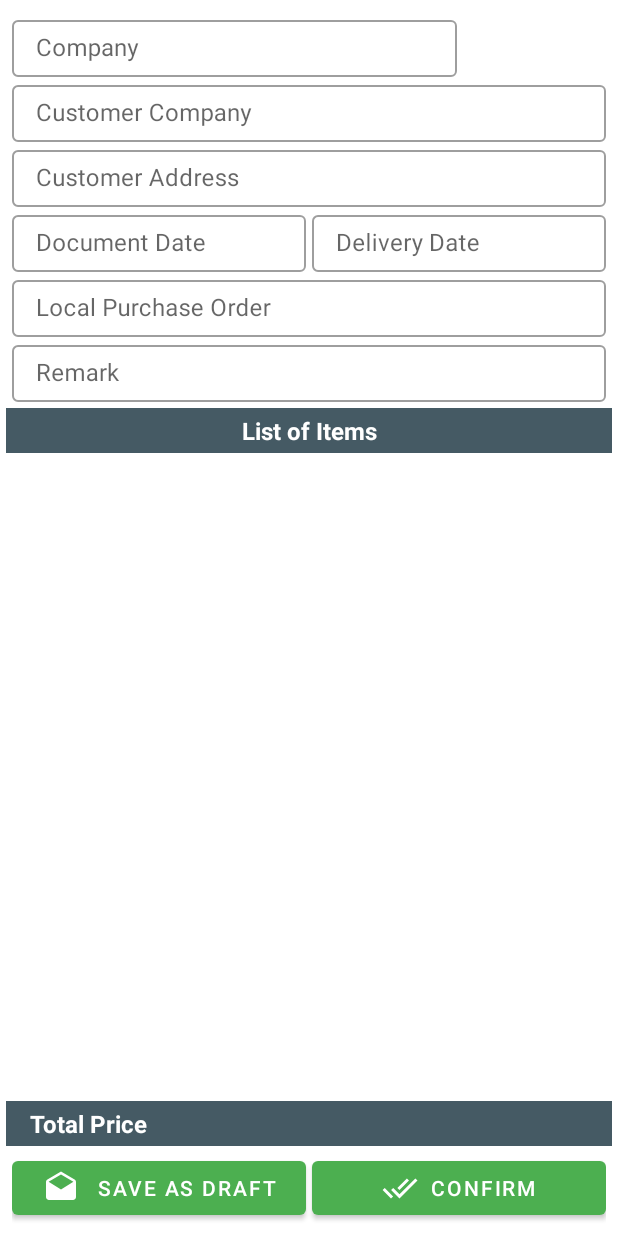
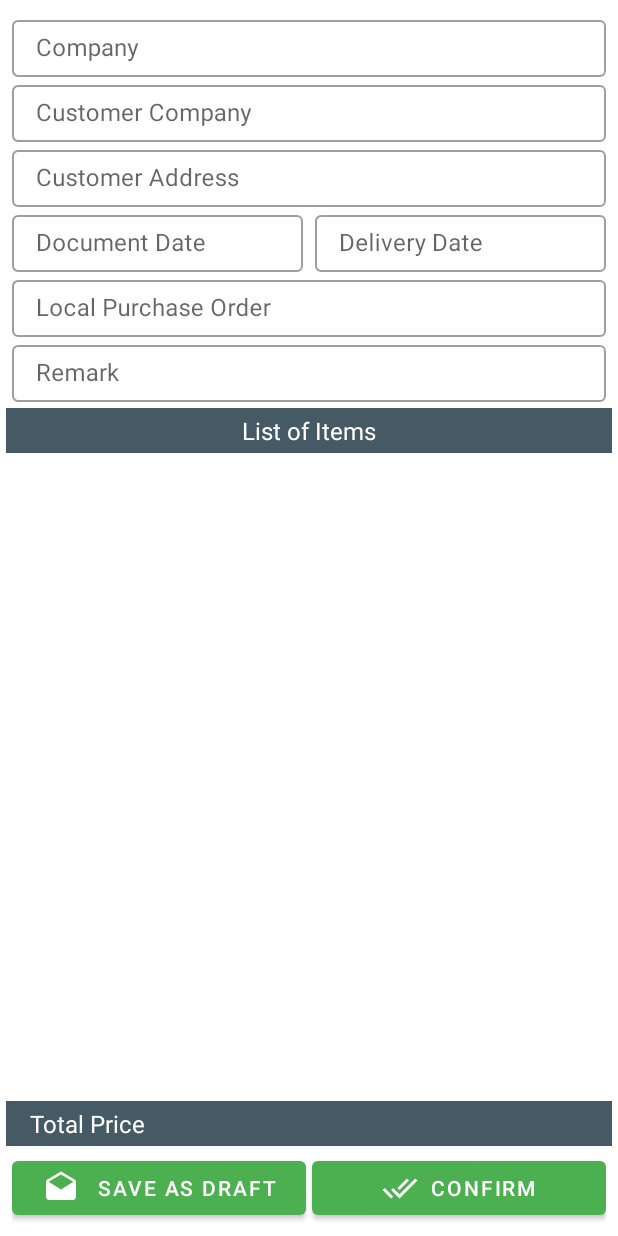
Before and after one commit to geoffreylzf/EngPengSalesorder, an Android app: the layout fragment_temp_so_confirm.xml on its own in the app's theme, with its tools: preview values and no code run, on a phone screen of 412 x 824 dp. Run offline under Robolectric (Android 15) with nearby library versions, the phone set to English and light mode, and no system bars.

Commit message:
Add unique id generate function

```diff
--- a/app/src/main/java/my/com/engpeng/engpengsalesorder/Global.java
+++ b/app/src/main/java/my/com/engpeng/engpengsalesorder/Global.java
@@ -22,6 +22,7 @@ public class Global {
 
     public static String sUsername;
     public static String sPassword;
+    public static String sUniqueId;
     public static long sCompanyId;
     public static String sCompanyCode;
     public static String sCompanyName;
@@ -34,6 +35,7 @@ public class Global {
     public static final String P_KEY_USERNAME = "P_KEY_USERNAME";
     public static final String P_KEY_PASSWORD = "P_KEY_PASSWORD";
     public static final String P_KEY_COMPANY_ID = "P_KEY_COMPANY_ID";
+    public static final String P_KEY_UNIQUE_ID = "P_KEY_UNIQUE_ID";
 
     public static final String ACTION_REFRESH = "refresh";
     public static final String ACTION_UPDATE = "update";
--- a/app/src/main/java/my/com/engpeng/engpengsalesorder/fragment/LoginFragment.java
+++ b/app/src/main/java/my/com/engpeng/engpengsalesorder/fragment/LoginFragment.java
@@ -66,6 +66,7 @@ public class LoginFragment extends Fragment {
         getActivity().getWindow().setStatusBarColor(UiUtils.getPrimaryDarkColorId(getContext()));
 
         SharedPreferencesUtils.clearUsernamePassword(getContext());
+        SharedPreferencesUtils.clearUniqueId(getContext());
         SharedPreferencesUtils.clearCompanyId(getContext());
 
         dlProgress = UiUtils.getProgressDialog(getContext());
@@ -202,6 +203,7 @@ public class LoginFragment extends Fragment {
                         Status loginStatus = JsonUtils.getLoginAuthentication(json);
                         if (loginStatus.isSuccess()) {
                             SharedPreferencesUtils.saveUsernamePassword(getContext(), username, password);
+                            SharedPreferencesUtils.generateSaveUniqueId(getContext());
                             ((MainActivity) getActivity()).performSuccessLogin();
                         } else {
                             UiUtils.showToastMessage(getContext(), loginStatus.getMessage());
--- a/app/src/main/java/my/com/engpeng/engpengsalesorder/fragment/MainFragment.java
+++ b/app/src/main/java/my/com/engpeng/engpengsalesorder/fragment/MainFragment.java
@@ -26,6 +26,7 @@ import my.com.engpeng.engpengsalesorder.activity.NavigationHost;
 import my.com.engpeng.engpengsalesorder.fragment.main.MainCompanyFragment;
 import my.com.engpeng.engpengsalesorder.fragment.main.MainDashboardFragment;
 
+import static my.com.engpeng.engpengsalesorder.Global.sUniqueId;
 import static my.com.engpeng.engpengsalesorder.Global.sUsername;
 
 public class MainFragment extends Fragment implements NavigationHost {
@@ -36,7 +37,7 @@ public class MainFragment extends Fragment implements NavigationHost {
     private DrawerLayout dl;
     private NavigationView nvStart;
 
-    private TextView navStartTvUsername;
+    private TextView navStartTvUsername, navStartTvUniqueId;
     private Bundle savedInstanceState;
 
 
@@ -71,7 +72,10 @@ public class MainFragment extends Fragment implements NavigationHost {
 
         View headerView = nvStart.getHeaderView(0);
         navStartTvUsername = headerView.findViewById(R.id.header_main_drawer_start_tv_username);
+        navStartTvUniqueId = headerView.findViewById(R.id.header_main_drawer_start_tv_unique_id);
+
         navStartTvUsername.setText(sUsername);
+        navStartTvUniqueId.setText(sUniqueId);
 
         nvStart.setNavigationItemSelectedListener(new NavigationView.OnNavigationItemSelectedListener() {
             @Override
--- a/app/src/main/res/layout/fragment_temp_so_cart.xml
+++ b/app/src/main/res/layout/fragment_temp_so_cart.xml
@@ -49,8 +49,7 @@
             android:textAlignment="textStart"
             android:background="@color/colorBlueGrey700"
             android:textColor="@color/colorWhite"
-            android:textSize="20sp"
-            android:textStyle="bold" />
+            android:textSize="16sp"/>
 
         <TextView
             android:id="@+id/temp_so_cart_tv_total_price"
@@ -61,8 +60,7 @@
             android:textAlignment="textEnd"
             android:background="@color/colorBlueGrey700"
             android:textColor="@color/colorWhite"
-            android:textSize="20sp"
-            android:textStyle="bold" />
+            android:textSize="16sp" />
 
     </LinearLayout>
 
--- a/app/src/main/res/layout/fragment_temp_so_confirm.xml
+++ b/app/src/main/res/layout/fragment_temp_so_confirm.xml
@@ -4,25 +4,24 @@
     android:layout_width="match_parent"
     android:layout_height="match_parent">
 
-    <LinearLayout
-        android:id="@+id/temp_so_confirm_ll_head"
+    <android.support.constraint.ConstraintLayout
+        android:id="@+id/temp_so_confirm_cl_head"
         android:layout_width="match_parent"
         android:layout_height="wrap_content"
         android:layout_margin="8dp"
-        android:orientation="vertical"
         app:layout_constraintEnd_toEndOf="parent"
         app:layout_constraintStart_toStartOf="parent"
         app:layout_constraintTop_toTopOf="parent">
 
-        <LinearLayout
+        <android.support.design.widget.TextInputLayout
+            android:id="@+id/temp_so_confirm_til_company"
+            style="@style/Widget.MaterialComponents.TextInputLayout.OutlinedBox.Dense"
             android:layout_width="match_parent"
-            android:layout_height="wrap_content">
-
-            <android.support.design.widget.TextInputLayout
-                style="@style/Widget.MaterialComponents.TextInputLayout.OutlinedBox.Dense"
-                android:layout_width="0dp"
             android:layout_height="wrap_content"
-                android:layout_weight="0.75">
+            app:layout_constraintBottom_toTopOf="@id/temp_so_confirm_til_customer"
+            app:layout_constraintEnd_toEndOf="parent"
+            app:layout_constraintStart_toStartOf="parent"
+            app:layout_constraintTop_toTopOf="parent">
 
             <android.support.design.widget.TextInputEditText
                 android:id="@+id/temp_so_confirm_et_company"
@@ -31,21 +30,15 @@
 
         </android.support.design.widget.TextInputLayout>
 
-            <View
-                android:layout_width="0dp"
-                android:layout_height="0dp"
-                android:layout_weight="0.25" />
-
-        </LinearLayout>
-
-        <LinearLayout
-            android:layout_width="match_parent"
-            android:layout_height="wrap_content">
-
         <android.support.design.widget.TextInputLayout
+            android:id="@+id/temp_so_confirm_til_customer"
             style="@style/Widget.MaterialComponents.TextInputLayout.OutlinedBox.Dense"
             android:layout_width="match_parent"
-                android:layout_height="wrap_content">
+            android:layout_height="wrap_content"
+            app:layout_constraintBottom_toTopOf="@id/temp_so_confirm_til_address"
+            app:layout_constraintEnd_toEndOf="parent"
+            app:layout_constraintStart_toStartOf="parent"
+            app:layout_constraintTop_toBottomOf="@id/temp_so_confirm_til_company">
 
             <android.support.design.widget.TextInputEditText
                 android:id="@+id/temp_so_confirm_et_customer_company"
@@ -54,16 +47,15 @@
 
         </android.support.design.widget.TextInputLayout>
 
-        </LinearLayout>
-
-        <LinearLayout
-            android:layout_width="match_parent"
-            android:layout_height="wrap_content">
-
         <android.support.design.widget.TextInputLayout
+            android:id="@+id/temp_so_confirm_til_address"
             style="@style/Widget.MaterialComponents.TextInputLayout.OutlinedBox.Dense"
             android:layout_width="match_parent"
-                android:layout_height="wrap_content">
+            android:layout_height="wrap_content"
+            app:layout_constraintBottom_toTopOf="@id/temp_so_confirm_til_document_date"
+            app:layout_constraintEnd_toEndOf="parent"
+            app:layout_constraintStart_toStartOf="parent"
+            app:layout_constraintTop_toBottomOf="@id/temp_so_confirm_til_customer">
 
             <android.support.design.widget.TextInputEditText
                 android:id="@+id/temp_so_confirm_et_customer_address"
@@ -72,18 +64,15 @@
 
         </android.support.design.widget.TextInputLayout>
 
-        </LinearLayout>
-
-        <LinearLayout
-            android:layout_width="match_parent"
-            android:layout_height="wrap_content">
-
         <android.support.design.widget.TextInputLayout
+            android:id="@+id/temp_so_confirm_til_document_date"
             style="@style/Widget.MaterialComponents.TextInputLayout.OutlinedBox.Dense"
             android:layout_width="0dp"
             android:layout_height="wrap_content"
             android:layout_marginEnd="4dp"
-                android:layout_weight="1">
+            app:layout_constraintEnd_toStartOf="@id/temp_so_confirm_til_delivery_date"
+            app:layout_constraintStart_toStartOf="parent"
+            app:layout_constraintTop_toBottomOf="@id/temp_so_confirm_til_address">
 
             <android.support.design.widget.TextInputEditText
                 android:id="@+id/temp_so_confirm_et_document_date"
@@ -93,10 +82,15 @@
         </android.support.design.widget.TextInputLayout>
 
         <android.support.design.widget.TextInputLayout
+            android:id="@+id/temp_so_confirm_til_delivery_date"
             style="@style/Widget.MaterialComponents.TextInputLayout.OutlinedBox.Dense"
             android:layout_width="0dp"
             android:layout_height="wrap_content"
-                android:layout_weight="1">
+            android:layout_marginStart="4dp"
+            app:layout_constraintBottom_toTopOf="@id/temp_so_confirm_til_lpo"
+            app:layout_constraintEnd_toEndOf="parent"
+            app:layout_constraintStart_toEndOf="@id/temp_so_confirm_til_document_date"
+            app:layout_constraintTop_toBottomOf="@id/temp_so_confirm_til_address">
 
             <android.support.design.widget.TextInputEditText
                 android:id="@+id/temp_so_confirm_et_delivery_date"
@@ -105,16 +99,15 @@
 
         </android.support.design.widget.TextInputLayout>
 
-        </LinearLayout>
-
-        <LinearLayout
-            android:layout_width="match_parent"
-            android:layout_height="wrap_content">
-
         <android.support.design.widget.TextInputLayout
+            android:id="@+id/temp_so_confirm_til_lpo"
             style="@style/Widget.MaterialComponents.TextInputLayout.OutlinedBox.Dense"
             android:layout_width="match_parent"
-                android:layout_height="wrap_content">
+            android:layout_height="wrap_content"
+            app:layout_constraintBottom_toTopOf="@id/temp_so_confirm_til_remark"
+            app:layout_constraintEnd_toEndOf="parent"
+            app:layout_constraintStart_toStartOf="parent"
+            app:layout_constraintTop_toBottomOf="@id/temp_so_confirm_til_delivery_date">
 
             <android.support.design.widget.TextInputEditText
                 android:id="@+id/temp_so_confirm_et_lpo"
@@ -123,16 +116,15 @@
 
         </android.support.design.widget.TextInputLayout>
 
-        </LinearLayout>
-
-        <LinearLayout
-            android:layout_width="match_parent"
-            android:layout_height="wrap_content">
-
         <android.support.design.widget.TextInputLayout
+            android:id="@+id/temp_so_confirm_til_remark"
             style="@style/Widget.MaterialComponents.TextInputLayout.OutlinedBox.Dense"
             android:layout_width="match_parent"
-                android:layout_height="wrap_content">
+            android:layout_height="wrap_content"
+            app:layout_constraintBottom_toBottomOf="parent"
+            app:layout_constraintEnd_toEndOf="parent"
+            app:layout_constraintStart_toStartOf="parent"
+            app:layout_constraintTop_toBottomOf="@id/temp_so_confirm_til_lpo">
 
             <android.support.design.widget.TextInputEditText
                 android:id="@+id/temp_so_confirm_et_remark"
@@ -141,28 +133,25 @@
 
         </android.support.design.widget.TextInputLayout>
 
-        </LinearLayout>
-
-    </LinearLayout>
+    </android.support.constraint.ConstraintLayout>
 
     <TextView
         android:id="@+id/temp_so_confirm_tv_loi"
         android:layout_width="match_parent"
         android:layout_height="wrap_content"
+        android:layout_margin="4dp"
         android:background="@color/colorBlueGrey700"
         android:paddingBottom="4dp"
         android:paddingEnd="16dp"
         android:paddingStart="16dp"
         android:paddingTop="4dp"
-        android:layout_margin="4dp"
         android:text="@string/list_of_items"
         android:textAlignment="center"
         android:textColor="@color/colorWhite"
         android:textSize="16sp"
-        android:textStyle="bold"
         app:layout_constraintLeft_toLeftOf="parent"
         app:layout_constraintRight_toRightOf="parent"
-        app:layout_constraintTop_toBottomOf="@id/temp_so_confirm_ll_head" />
+        app:layout_constraintTop_toBottomOf="@id/temp_so_confirm_cl_head" />
 
     <android.support.v7.widget.RecyclerView
         android:id="@+id/temp_so_confirm_rv"
@@ -196,8 +185,7 @@
             android:text="@string/total_price"
             android:textAlignment="textStart"
             android:textColor="@color/colorWhite"
-            android:textSize="16sp"
-            android:textStyle="bold" />
+            android:textSize="16sp" />
 
         <TextView
             android:id="@+id/temp_so_confirm_tv_total_price"
@@ -211,8 +199,7 @@
             android:paddingTop="4dp"
             android:textAlignment="textEnd"
             android:textColor="@color/colorWhite"
-            android:textSize="16sp"
-            android:textStyle="bold" />
+            android:textSize="16sp" />
 
     </LinearLayout>
 
--- a/app/src/main/res/values/strings.xml
+++ b/app/src/main/res/values/strings.xml
@@ -85,6 +85,6 @@
     <string name="dialog_error_msg_no_company_selected">No company selected.</string>
 
     <string name="note_alert_clear_detail">
-        *Please note that changing customer company and delivery date will clear all pre selected items.
+        * Please note that changing customer company and delivery date will clear all pre-selected items.
     </string>
 </resources>
```
Also changed, not shown: app/src/main/java/my/com/engpeng/engpengsalesorder/activity/MainActivity.java (+6 -6 lines), app/src/main/java/my/com/engpeng/engpengsalesorder/database/salesorder/SalesorderEntry.java (+17 -14 lines), app/src/main/java/my/com/engpeng/engpengsalesorder/fragment/SoDashboardFragment.java (+7 -2 lines), app/src/main/java/my/com/engpeng/engpengsalesorder/fragment/TempSoHeadFragment.java (+20 -36 lines), app/src/main/java/my/com/engpeng/engpengsalesorder/utilities/SharedPreferencesUtils.java (+25 -0 lines), app/src/main/res/layout/fragment_temp_so_head.xml (+70 -70 lines), app/src/main/res/layout/header_main_drawer_start.xml (+7 -0 lines). Lines whose indentation alone changed are shown as unchanged.
